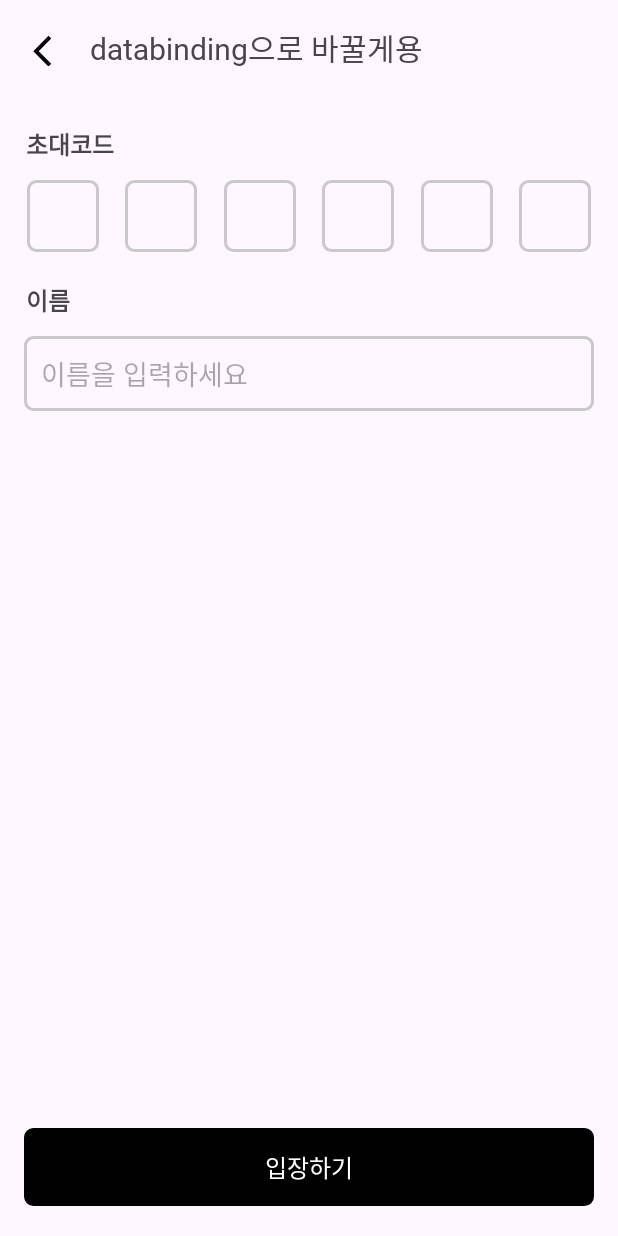
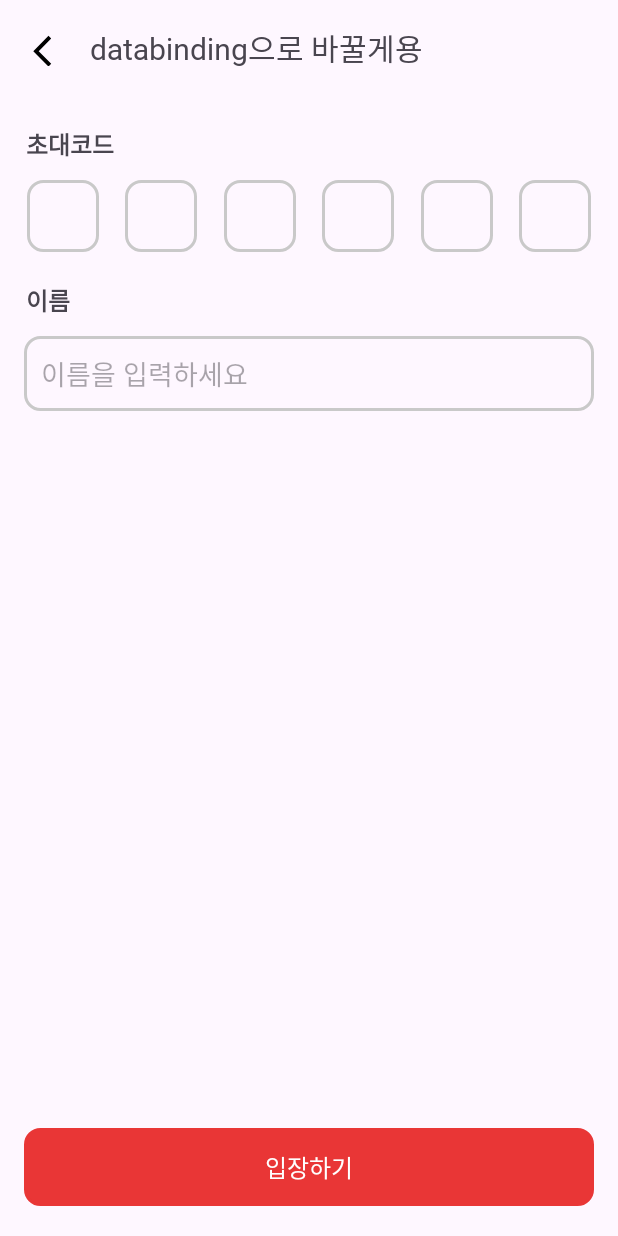
Before and after one commit to DO-SOPT-SOPKATHON-ANDROID-TEAM3/Android, an Android app: the layout activity_enter_room.xml on its own in the app's theme, with its tools: preview values and no code run, on a phone screen of 412 x 824 dp. Run offline under Robolectric (Android 15) with nearby library versions, the phone set to English and light mode, and no system bars.

Commit message:
[UI] 방 입장 화면 UI

```diff
--- a/app/src/main/res/drawable/shape_gray_line_5_rect.xml
+++ b/app/src/main/res/drawable/shape_gray_line_10_rect.xml
@@ -6,6 +6,6 @@
         android:width="2dp"
         android:color="#C9C9C9" />
 
-    <corners android:radius="5dp" />
+    <corners android:radius="10dp" />
 
 </shape>
--- a/app/src/main/res/layout/activity_enter_room.xml
+++ b/app/src/main/res/layout/activity_enter_room.xml
@@ -35,7 +35,7 @@
      android:padding="11dp"
      android:textSize="22sp"
      android:nextFocusDown="@id/ev_room_invite_code_2"
-     android:background="@drawable/shape_gray_line_5_rect"
+     android:background="@drawable/shape_gray_line_10_rect"
      app:layout_constraintStart_toStartOf="parent"
      app:layout_constraintEnd_toStartOf="@id/ev_room_invite_code_2"
      app:layout_constraintTop_toBottomOf="@id/tv_room_invite_title"/>
@@ -51,7 +51,7 @@
      android:padding="11dp"
      android:textSize="22sp"
      android:nextFocusDown="@id/ev_room_invite_code_3"
-     android:background="@drawable/shape_gray_line_5_rect"
+     android:background="@drawable/shape_gray_line_10_rect"
      app:layout_constraintStart_toEndOf="@id/ev_room_invite_code_1"
      app:layout_constraintEnd_toStartOf="@id/ev_room_invite_code_3"
      app:layout_constraintTop_toBottomOf="@id/tv_room_invite_title"/>
@@ -67,7 +67,7 @@
      android:padding="11dp"
      android:textSize="22sp"
      android:nextFocusDown="@id/ev_room_invite_code_4"
-     android:background="@drawable/shape_gray_line_5_rect"
+     android:background="@drawable/shape_gray_line_10_rect"
     app:layout_constraintStart_toEndOf="@id/ev_room_invite_code_2"
      app:layout_constraintEnd_toStartOf="@id/ev_room_invite_code_4"
      app:layout_constraintTop_toBottomOf="@id/tv_room_invite_title"/>
@@ -83,7 +83,7 @@
      android:padding="11dp"
      android:textSize="22sp"
      android:nextFocusDown="@id/ev_room_invite_code_5"
-     android:background="@drawable/shape_gray_line_5_rect"
+     android:background="@drawable/shape_gray_line_10_rect"
      app:layout_constraintStart_toEndOf="@id/ev_room_invite_code_3"
      app:layout_constraintEnd_toStartOf="@id/ev_room_invite_code_5"
      app:layout_constraintTop_toBottomOf="@id/tv_room_invite_title"/>
@@ -99,7 +99,7 @@
      android:padding="11dp"
      android:textSize="22sp"
      android:nextFocusDown="@id/ev_room_invite_code_6"
-     android:background="@drawable/shape_gray_line_5_rect"
+     android:background="@drawable/shape_gray_line_10_rect"
      app:layout_constraintStart_toEndOf="@id/ev_room_invite_code_4"
      app:layout_constraintTop_toBottomOf="@id/tv_room_invite_title"
      app:layout_constraintEnd_toStartOf="@id/ev_room_invite_code_6"/>
@@ -114,7 +114,7 @@
      android:gravity="center"
      android:padding="11dp"
      android:textSize="22sp"
-     android:background="@drawable/shape_gray_line_5_rect"
+     android:background="@drawable/shape_gray_line_10_rect"
      app:layout_constraintStart_toEndOf="@id/ev_room_invite_code_5"
      app:layout_constraintTop_toBottomOf="@id/tv_room_invite_title"
      app:layout_constraintEnd_toEndOf="parent"/>
@@ -137,7 +137,7 @@
      android:id="@+id/et_room_name"
      android:layout_width="0dp"
      android:layout_height="wrap_content"
-     android:background="@drawable/shape_gray_line_5_rect"
+     android:background="@drawable/shape_gray_line_10_rect"
      android:padding="11dp"
      android:layout_marginHorizontal="16dp"
      android:layout_marginTop="12dp"
@@ -157,9 +157,9 @@
      android:gravity="center"
      android:textColor="@color/white"
      android:textSize="16sp"
-     android:background="@drawable/shape_gray_line_5_rect"
+     android:background="@drawable/shape_gray_line_10_rect"
      android:layout_marginBottom="20dp"
-     android:backgroundTint="@color/black"
+     android:backgroundTint="#E93636"
      android:fontFamily="@font/pretendard_medium"
      app:layout_constraintStart_toStartOf="parent"
      app:layout_constraintEnd_toEndOf="parent"
--- a/app/src/main/res/layout/activity_init_room.xml
+++ b/app/src/main/res/layout/activity_init_room.xml
@@ -49,7 +49,7 @@
         android:layout_marginHorizontal="16dp"
         android:textSize="16sp"
         android:textColor="@color/black"
-        android:background="@drawable/shape_gray_line_5_rect"
+        android:background="@drawable/shape_gray_line_10_rect"
         android:layout_marginBottom="10dp"
         android:fontFamily="@font/pretendard_medium"
         app:layout_constraintStart_toStartOf="parent"
@@ -66,7 +66,7 @@
         android:textColor="@color/white"
         android:layout_marginBottom="20dp"
         android:textSize="16sp"
-        android:background="@drawable/shape_gray_line_5_rect"
+        android:background="@drawable/shape_gray_line_10_rect"
         android:backgroundTint="@color/black"
         android:fontFamily="@font/pretendard_medium"
         app:layout_constraintStart_toStartOf="parent"
--- a/app/src/main/res/layout/activity_make_room.xml
+++ b/app/src/main/res/layout/activity_make_room.xml
@@ -38,7 +38,7 @@
             android:paddingHorizontal="11dp"
             android:layout_width="0dp"
             android:layout_height="48dp"
-            android:background="@drawable/shape_gray_line_5_rect"
+            android:background="@drawable/shape_gray_line_10_rect"
             android:hint="이름을 입력하세요"
             app:layout_constraintStart_toStartOf="parent"
             app:layout_constraintTop_toBottomOf="@id/tv_make_room_name_title"
@@ -49,7 +49,7 @@
             android:layout_width="0dp"
             android:layout_height="wrap_content"
             android:layout_marginBottom="42dp"
-            android:background="@drawable/shape_gray_line_5_rect"
+            android:background="@drawable/shape_gray_line_10_rect"
             android:backgroundTint="@color/black"
             android:layout_marginHorizontal="16dp"
             android:paddingVertical="14dp"
--- a/app/src/main/res/layout/activity_slot.xml
+++ b/app/src/main/res/layout/activity_slot.xml
@@ -205,7 +205,7 @@
             android:textColor="@color/white"
             android:layout_marginHorizontal="16dp"
             android:layout_marginBottom="34dp"
-            android:background="@drawable/shape_gray_line_5_rect"
+            android:background="@drawable/shape_gray_line_10_rect"
             android:backgroundTint="@color/goodday_pink"
             android:visibility="invisible"
             android:textAppearance="@style/TextAppearance.Material3.LabelMedium"
```
Also changed, not shown: app/src/main/res/layout/activity_made_room.xml (+7 -7 lines).
